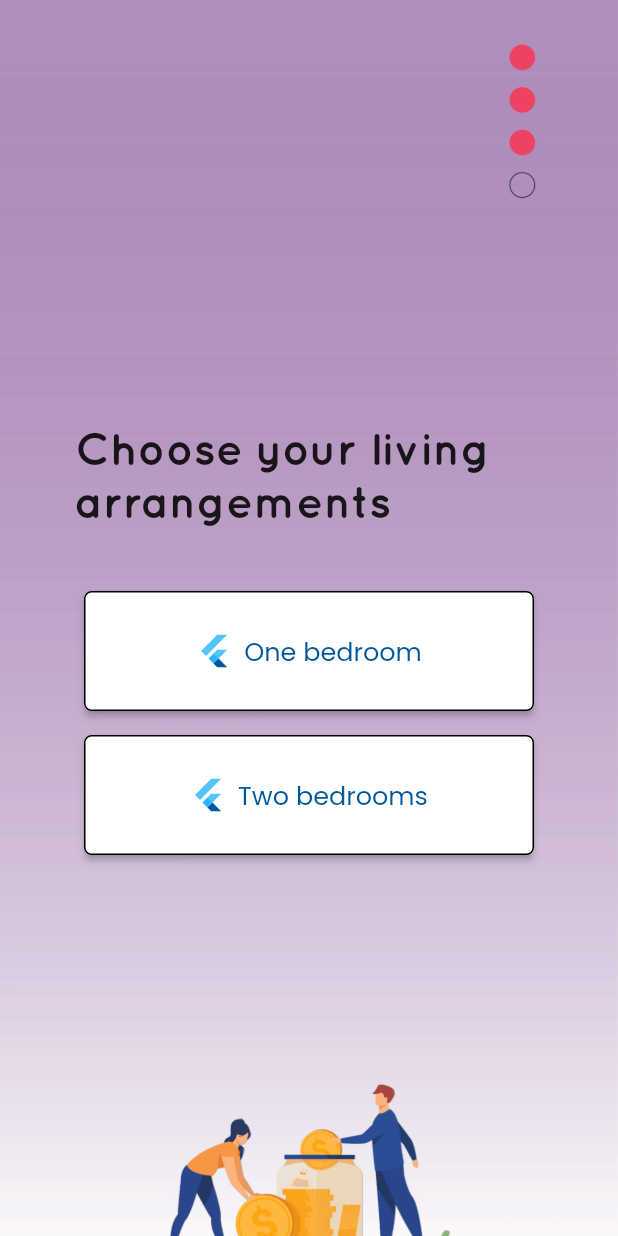
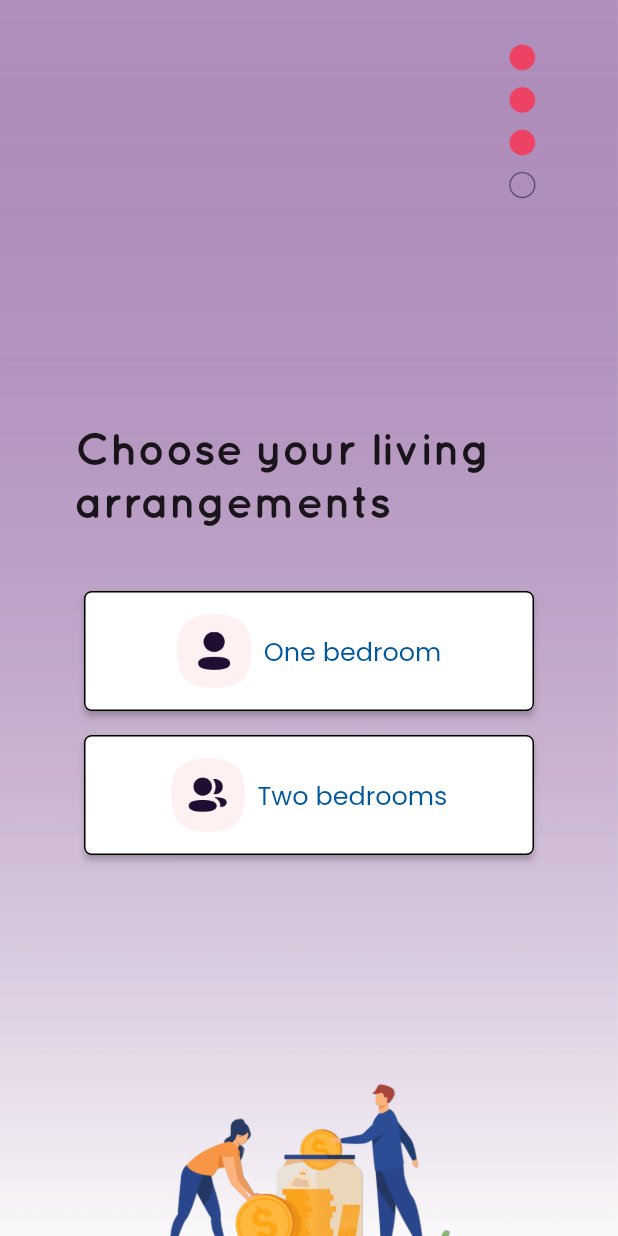
Before and after one commit to emilydeutsch/KA-CHING, a Flutter app: the RentPage screen opened directly, on a phone screen of 412 x 824 dp. Run offline on Flutter 3.47's test engine with Material 2 defaults, Android fonts, the phone set to English and light mode, and no system bars.

Commit message:
Finished Rent + Income + Expense

```diff
--- a/lib/MonthlyExpensesPage.dart
+++ b/lib/MonthlyExpensesPage.dart
@@ -62,13 +62,13 @@ class _MonthlyExpensesPageState extends State<MonthlyExpensesPage> {
                           fontFamily: 'QuickSand',
                           color: Colors.black87,
                           fontSize: 30,
-                          //fontWeight: FontWeight.w700,
+                          fontWeight: FontWeight.bold,
                         ),
                         textAlign: TextAlign.left,
                       ),
                     ),
                     Padding(
-                      padding: const EdgeInsets.all(8.0),
+                      padding: const EdgeInsets.all(10.0),
                       child: ElevatedButton(
                         onPressed: () {},
                         child: Text(
@@ -93,7 +93,7 @@ class _MonthlyExpensesPageState extends State<MonthlyExpensesPage> {
                       ),
                     ),
                     Padding(
-                      padding: const EdgeInsets.only(top: 10.0),
+                      padding: const EdgeInsets.only(top: 60.0),
                       child: ElevatedButton(
                         onPressed: () {
                           Navigator.push(context,
--- a/lib/RentPage.dart
+++ b/lib/RentPage.dart
@@ -63,7 +63,10 @@ class _RentPageState extends State<RentPage> {
                                           userSelection: widget.userSelection))
                               );
                           },
-                          icon: FlutterLogo(),
+                          icon: SizedBox(
+                              width: 50,
+                              child: Image.asset("lib/images/one.png")
+                          ),
                           label: Text(
                             'One bedroom',
                             style: TextStyle(
@@ -87,7 +90,10 @@ class _RentPageState extends State<RentPage> {
                                         userSelection: widget.userSelection))
                             );
                           },
-                          icon: FlutterLogo(),
+                          icon: SizedBox(
+                            width: 50,
+                            child: Image.asset("lib/images/two.png")
+                            ),
                           label: Text(
                             'Two bedrooms',
                             style: TextStyle(
```
Also changed, not shown: lib/MonthlyIncomePage.dart (+6 -11 lines), lib/images/one.png (added), lib/images/two.png (added).
